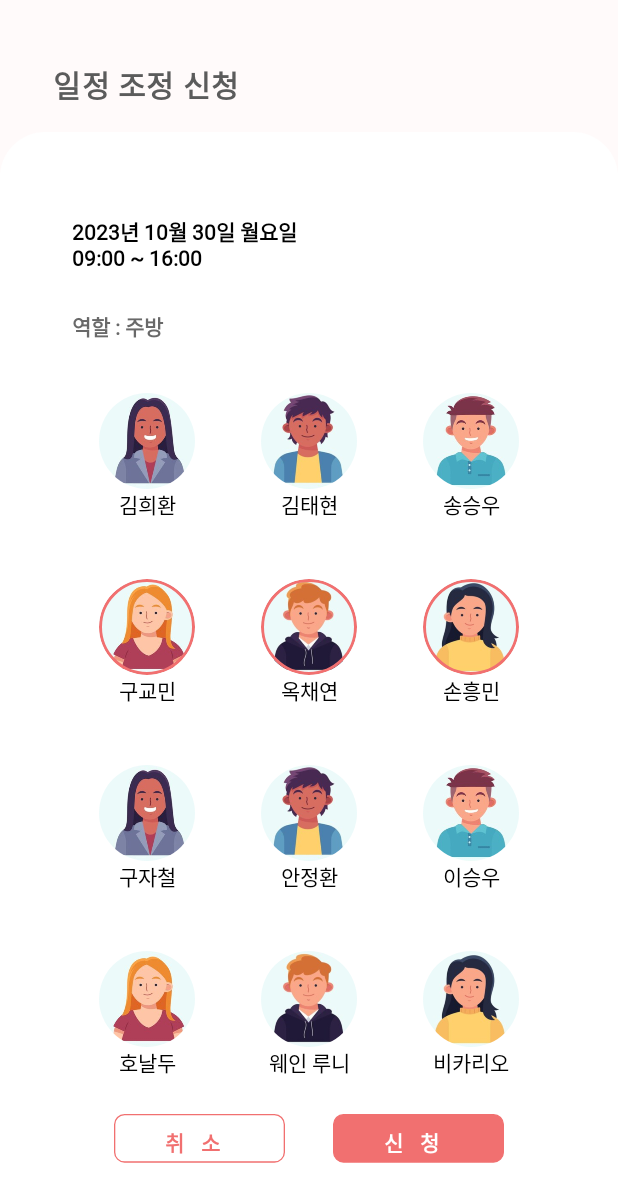
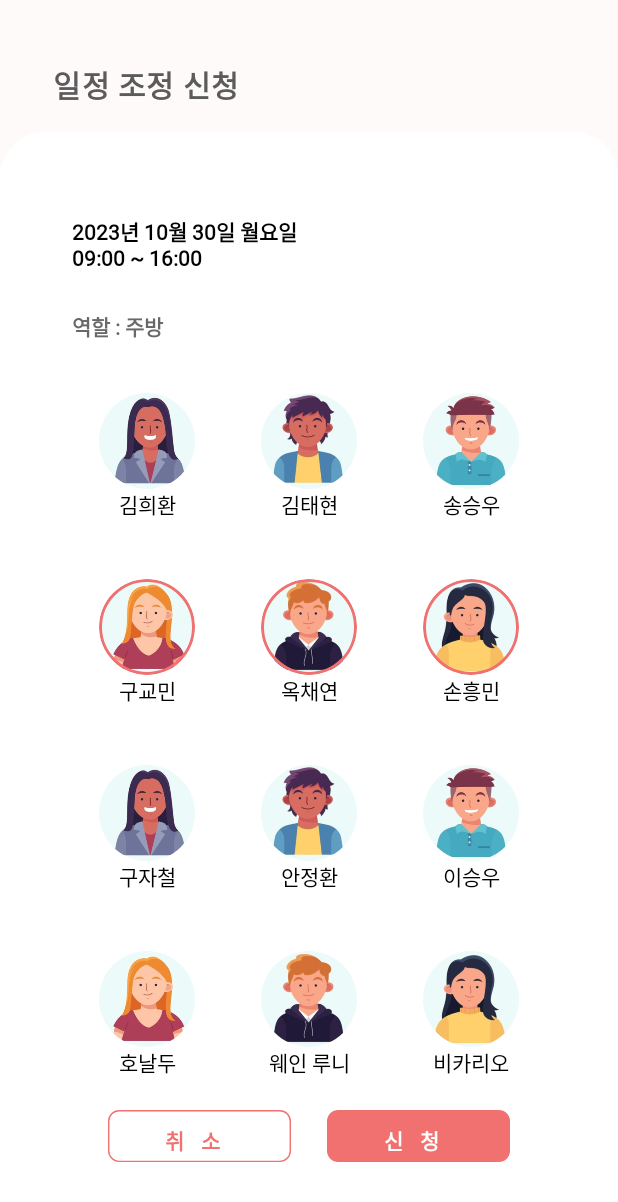
Before and after one commit to 23Capstone1-Team-AlbaEZ/AlbaEZ-Android-Client, an Android app built with Jetpack Compose: the @Preview function AppPreview, on a phone screen of 412 x 824 dp. Shown: the top 1202 px of the screen. Run offline under Robolectric (Android 15) with nearby library versions, the phone set to English and light mode, and no system bars; Roboto replaces fonts that are not available here.

Commit message:
UI진짜끝

```diff
--- a/app/src/main/java/com/example/myalbaez/ui/Reschedule.kt
+++ b/app/src/main/java/com/example/myalbaez/ui/Reschedule.kt
@@ -18,6 +18,7 @@ import androidx.compose.foundation.layout.height
 import androidx.compose.foundation.layout.offset
 import androidx.compose.foundation.layout.padding
 import androidx.compose.foundation.layout.size
+import androidx.compose.foundation.layout.sizeIn
 import androidx.compose.foundation.layout.width
 import androidx.compose.foundation.shape.CircleShape
 import androidx.compose.foundation.shape.RoundedCornerShape
@@ -152,16 +153,16 @@ private fun coWorkerCardCol(image: Painter, memberId: String, condition: Boolean
 
 //맨 밑 버튼
 @Composable
-private fun Btns(){
+private fun Btns(
+){
     // 첫 번째 버튼 : 취소 버튼
     Box(
         modifier = Modifier
-            .size(130.dp)
+            .sizeIn(maxWidth = 130.dp, maxHeight = 53.dp)
     ) {
         Image(
             modifier = Modifier
-                .fillMaxSize()
-                .padding(8.dp)
+                .padding(4.dp)
                 .size(130.dp)
                 .clickable {
                     // 취소 버튼이 클릭되었을 때 수행할 작업
@@ -171,7 +172,7 @@ private fun Btns(){
         )
         Text(
             modifier = Modifier
-                .offset ( x =41.dp, y = 57.dp),
+                .offset ( x =41.dp, y = 19.dp),
             text = "취소",
             style = TextStyle(
                 fontSize = 14.sp,
@@ -188,15 +189,14 @@ private fun Btns(){
     // 두 번째 버튼 : 신청 버튼
     Box(
         modifier = Modifier
-            .size(130.dp)
+            .sizeIn(maxWidth = 130.dp, maxHeight = 53.dp)
             .clickable {
                 // 신청 버튼이 클릭되었을 때 수행할 작업
             }
     ) {
         Image(
             modifier = Modifier
-                .fillMaxSize()
-                .padding(8.dp)
+                .padding(4.dp)
                 .size(130.dp)
                 .clickable {
                     // 취소 버튼이 클릭되었을 때 수행할 작업
@@ -206,7 +206,7 @@ private fun Btns(){
         )
         Text(
             modifier = Modifier
-                .offset ( x =41.dp, y = 57.dp),
+                .offset ( x =41.dp, y = 19.dp),
             text = "신청",
             style = TextStyle(
                 fontSize = 14.sp,
@@ -284,7 +284,8 @@ private fun ApplyActivity(){
         // 추가된 버튼
         Row(
             modifier = Modifier
-                .align(Alignment.BottomCenter),
+                .align(Alignment.BottomCenter)
+                .offset(y = (-40).dp),
             horizontalArrangement = Arrangement.Center
         ) {
             Btns()
```
